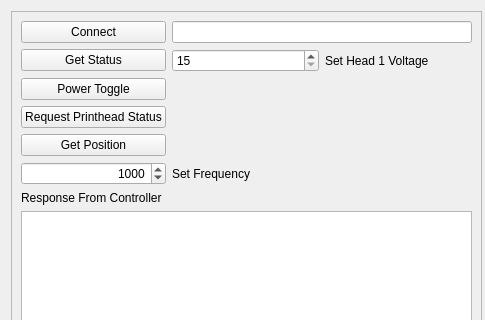
Qt form src/ui/mjprintheadwidget.ui (BYUCreateResearchLab/CREATE_LAB_Binder_Jet_Printer) before a commit; both pictures show x 0 to 485 and y 0 to 320 of the 880 by 627 pixel window.
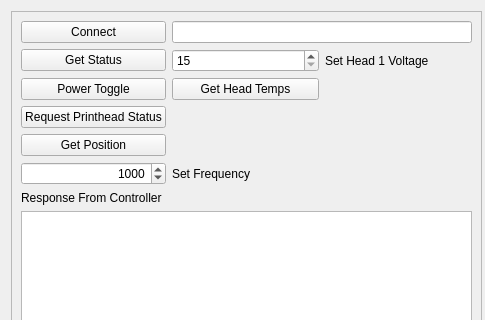
The same form after that commit.

Commit message: Get Head Temps Push Button added

```diff
--- a/src/ui/mjprintheadwidget.ui
+++ b/src/ui/mjprintheadwidget.ui
@@ -138,6 +138,13 @@
         </property>
        </widget>
       </item>
+      <item row="2" column="1">
+       <widget class="QPushButton" name="getHeadTempButton">
+        <property name="text">
+         <string>Get Head Temps</string>
+        </property>
+       </widget>
+      </item>
      </layout>
     </widget>
    </item>
```
The commit also changes 4 other files.
